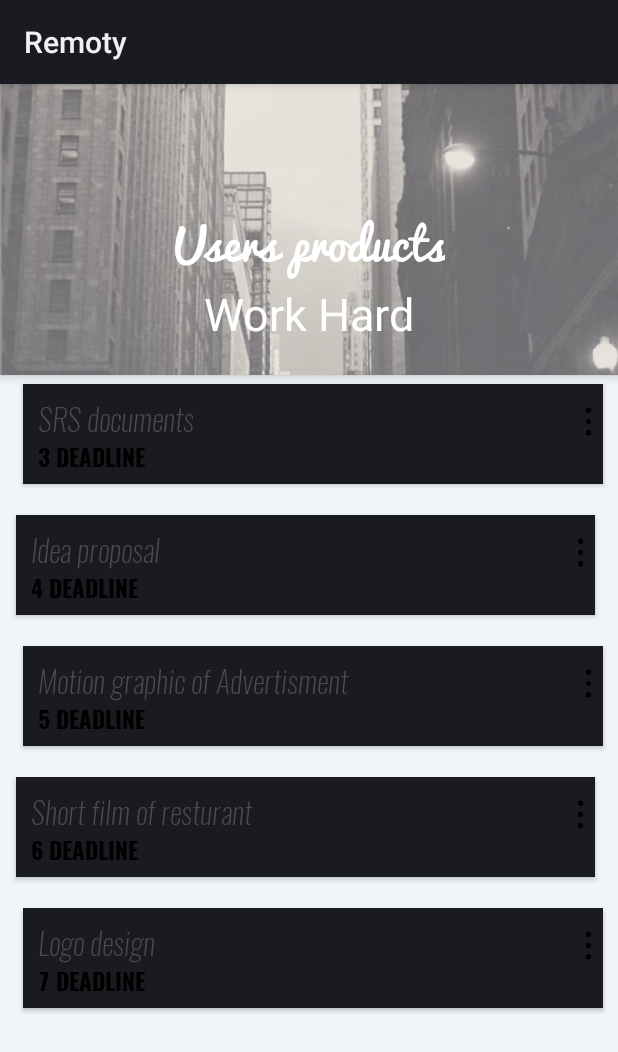
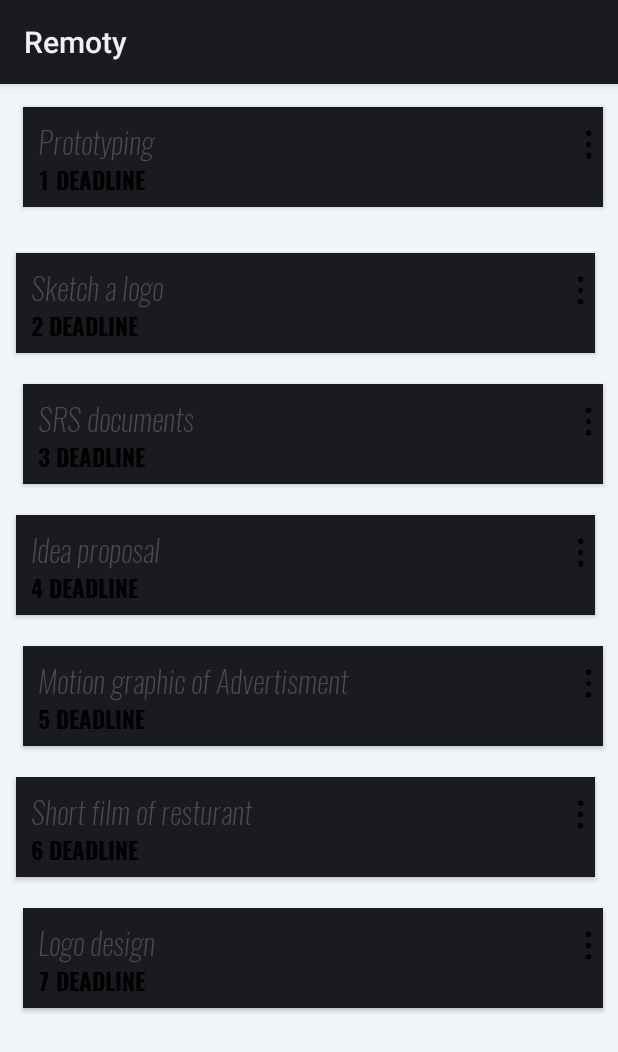
Before and after one commit to HanaDev1/Re, an Android app: the screen it shows after launch (DesignerHomeActivity), on a phone screen of 412 x 824 dp. Shown: the top 1052 px of the screen. Run offline under Robolectric (Android 15) with nearby library versions, the phone set to English and light mode, and no system bars; 1 statement that could not run was skipped.

Commit message:
Update designer Home

```diff
--- a/app/src/main/java/remoty/internship/wadimakkah/remotyapplication/DesignerFragment.java
+++ b/app/src/main/java/remoty/internship/wadimakkah/remotyapplication/DesignerFragment.java
@@ -36,8 +36,8 @@
     public View onCreateView(LayoutInflater inflater, ViewGroup container,
                              Bundle savedInstanceState) {
         View view = inflater.inflate(R.layout.activity_desginer_fragment, container, false);
-        TextView tvLabel = (TextView) view.findViewById(R.id.tvLabel);
-        tvLabel.setText(pageNum + " -- " + pageTitle);
+        //TextView tvLabel = (TextView) view.findViewById(R.id.tvLabel);
+        //tvLabel.setText(pageNum + " -- " + pageTitle);
         return view;
     }
 }
--- a/app/src/main/java/remoty/internship/wadimakkah/remotyapplication/DesignerHomeActivity.java
+++ b/app/src/main/java/remoty/internship/wadimakkah/remotyapplication/DesignerHomeActivity.java
@@ -46,7 +46,7 @@
         Toolbar toolbar = (Toolbar) findViewById(R.id.toolbar);
         setSupportActionBar(toolbar);
 
-        initCollapsingToolbar();
+        //initCollapsingToolbar();
 
         //View pager
         ViewPager vpPager = (ViewPager) findViewById(R.id.designerHomeViewPager);
@@ -93,7 +93,7 @@
         prepareProducts();
 
         try {
-            Glide.with(getApplicationContext()).load(R.drawable.applicationbackground).into((ImageView) findViewById(R.id.backdrop));
+            //Glide.with(getApplicationContext()).load(R.drawable.applicationbackground).into((ImageView) findViewById(R.id.backdrop));
         } catch (Exception e) {
             e.printStackTrace();
         }
@@ -102,31 +102,31 @@
     }
 
     private void initCollapsingToolbar() {
-        final CollapsingToolbarLayout collapsingToolbar =
-                (CollapsingToolbarLayout) findViewById(R.id.collapsing_toolbar);
-        collapsingToolbar.setTitle(" ");
-        AppBarLayout appBarLayout = (AppBarLayout) findViewById(R.id.appbar);
-        appBarLayout.setExpanded(true);
+//        final CollapsingToolbarLayout collapsingToolbar =
+//                (CollapsingToolbarLayout) findViewById(R.id.collapsing_toolbar);
+//        collapsingToolbar.setTitle(" ");
+//        AppBarLayout appBarLayout = (AppBarLayout) findViewById(R.id.appbar);
+//        appBarLayout.setExpanded(true);true
 
-        // hiding & showing the title when toolbar expanded & collapsed
-        appBarLayout.addOnOffsetChangedListener(new AppBarLayout.OnOffsetChangedListener() {
-            boolean isShow = false;
-            int scrollRange = -1;
-
-            @Override
-            public void onOffsetChanged(AppBarLayout appBarLayout, int verticalOffset) {
-                if (scrollRange == -1) {
-                    scrollRange = appBarLayout.getTotalScrollRange();
-                }
-                if (scrollRange + verticalOffset == 0) {
-                    //collapsingToolbar.setTitle(getString(R.string.app_name));
-                    isShow = true;
-                } else if (isShow) {
-                    collapsingToolbar.setTitle(" ");
-                    isShow = false;
-                }
-            }
-        });
+//        // hiding & showing the title when toolbar expanded & collapsed
+//        appBarLayout.addOnOffsetChangedListener(new AppBarLayout.OnOffsetChangedListener() {
+//            boolean isShow = false;
+//            int scrollRange = -1;
+//
+//            @Override
+//            public void onOffsetChanged(AppBarLayout appBarLayout, int verticalOffset) {
+//                if (scrollRange == -1) {
+//                    scrollRange = appBarLayout.getTotalScrollRange();
+//                }
+//                if (scrollRange + verticalOffset == 0) {
+//                    //collapsingToolbar.setTitle(getString(R.string.app_name));
+//                    isShow = true;
+//                } else if (isShow) {
+//                    collapsingToolbar.setTitle(" ");
+//                    isShow = false;
+//                }
+//            }
+//        });
     }
 
     private void prepareProducts() {
--- a/app/src/main/res/layout/activity_desginer_fragment.xml
+++ b/app/src/main/res/layout/activity_desginer_fragment.xml
@@ -4,8 +4,5 @@
     android:layout_width="match_parent"
     android:layout_height="match_parent"
     tools:context=".DesignerFragment">
-    <TextView
-        android:layout_width="match_parent"
-        android:layout_height="match_parent"
-        android:id="@+id/tvLabel"/>
+
 </FrameLayout>
--- a/app/src/main/res/layout/activity_designer.xml
+++ b/app/src/main/res/layout/activity_designer.xml
@@ -5,7 +5,8 @@
     android:layout_height="match_parent"
     tools:context=".DesignerSignUpActivity"
     android:orientation="vertical"
-    android:gravity="center">
+    android:gravity="center"
+    android:background="@drawable/applicationbackground">
 
     <TextView
         android:id="@+id/signText"
--- a/app/src/main/res/layout/activity_designer_home.xml
+++ b/app/src/main/res/layout/activity_designer_home.xml
@@ -8,23 +8,11 @@
     android:fitsSystemWindows="true"
     android:id="@+id/main_content">
 
-    <android.support.design.widget.AppBarLayout
-        android:id="@+id/appbar"
-        android:layout_width="match_parent"
-        android:layout_height="@dimen/detail_backdrop_height"
-        android:fitsSystemWindows="true"
-        android:theme="@style/ThemeOverlay.AppCompat.Dark.ActionBar">
 
-        <android.support.design.widget.CollapsingToolbarLayout
-            android:id="@+id/collapsing_toolbar"
-            android:layout_width="match_parent"
-            android:layout_height="match_parent"
-            android:fitsSystemWindows="true"
-            style="@style/AppTheme.NoActionBar">
 
             <android.support.v4.view.ViewPager
                 android:layout_width="match_parent"
-                android:layout_height="match_parent"
+                android:layout_height="wrap_content"
                 android:id="@+id/designerHomeViewPager">
 
                 <android.support.v4.view.PagerTabStrip
@@ -40,12 +28,7 @@
                 android:layout_width="wrap_content"
                 android:layout_height="wrap_content">
 
-                <ImageView
-                    android:id="@+id/backdrop"
-                    android:layout_width="match_parent"
-                    android:layout_height="match_parent"
-                    android:fitsSystemWindows="true"
-                    android:scaleType="centerCrop" />
+
                 <LinearLayout
                     android:layout_width="wrap_content"
                     android:layout_height="wrap_content"
@@ -78,9 +61,7 @@
                 android:layout_height="wrap_content"
                 app:popupTheme="@style/ThemeOverlay.AppCompat.Light"/>
 
-        </android.support.design.widget.CollapsingToolbarLayout>
 
-    </android.support.design.widget.AppBarLayout>
 
 
     <include layout="@layout/activity_content_main" />
--- a/app/src/main/res/layout/activity_main.xml
+++ b/app/src/main/res/layout/activity_main.xml
@@ -58,5 +58,6 @@
         android:text="@string/tosignPage"
         android:paddingTop="20dp"
         android:id="@+id/toSignInPage"
+        android:textColor="@color/lcolor"
         android:fontFamily="@font/titlefont"/>
 </LinearLayout>
```
